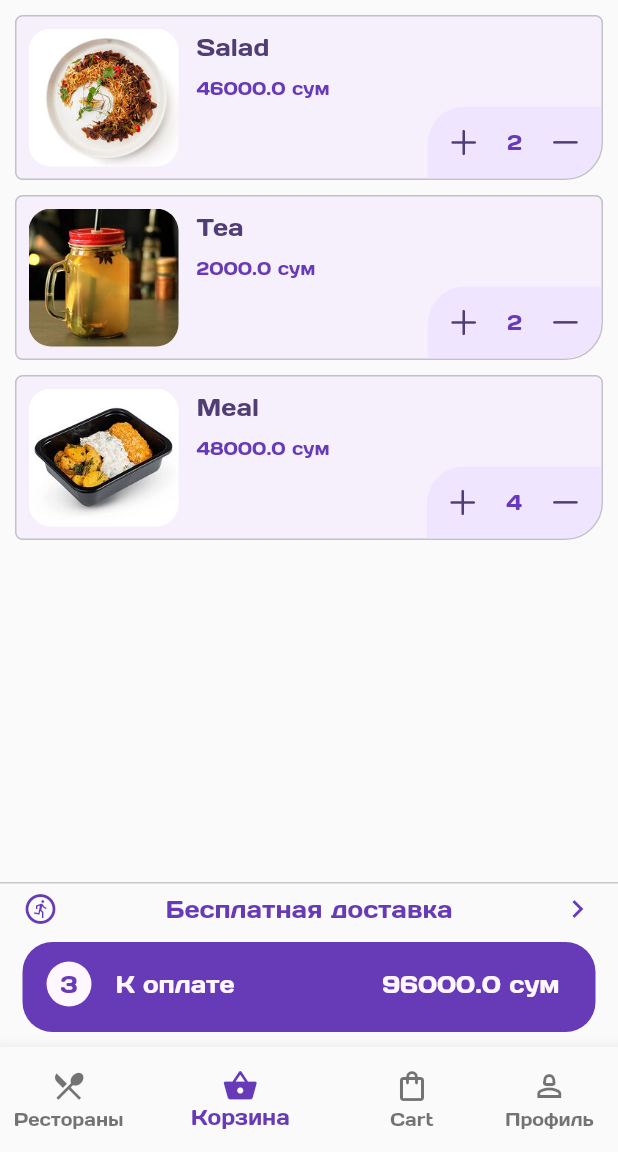
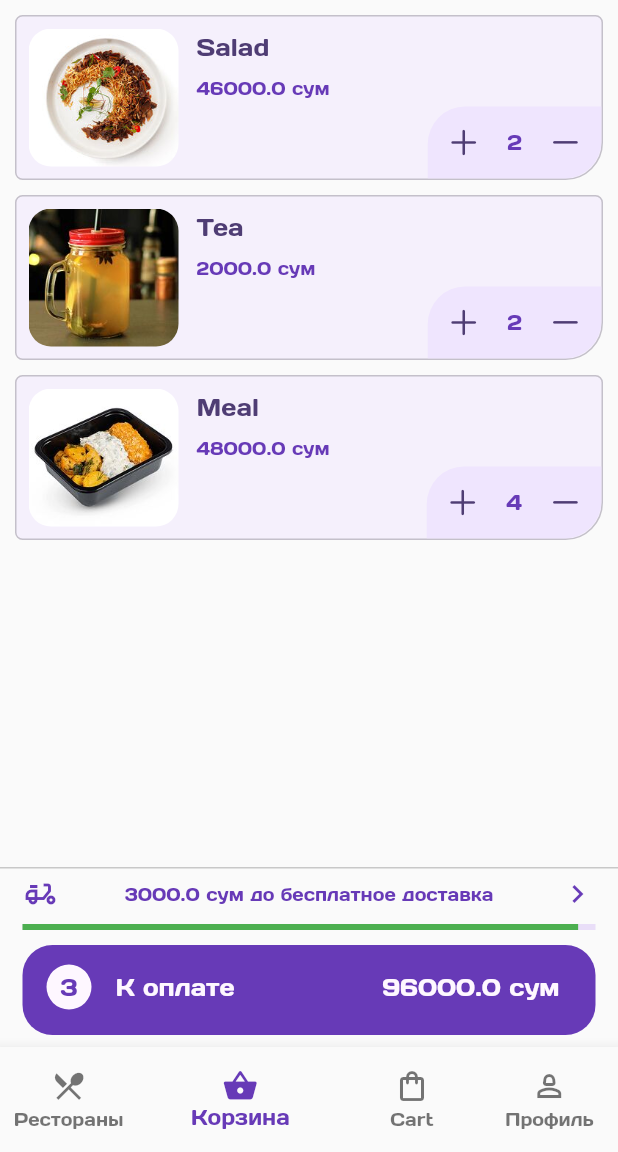
Before and after one commit to SiroProg/UzumTezkor, a Flutter app: the screen it shows after launch, swiped to page 2, on a phone screen of 412 x 824 dp, the part 84-1236 px from its top. Run offline on Flutter 3.47's test engine with Material 2 defaults, Android fonts, the phone set to English and light mode, and no system bars; our stand-ins replace badges, flutter_riverpod, flutter_svg, google_maps_flutter, location, smooth_page_indicator.

```diff
--- a/lib/src/feature/basket_page/widgets/bottom_total.dart
+++ b/lib/src/feature/basket_page/widgets/bottom_total.dart
@@ -2,6 +2,7 @@ import 'package:flutter/material.dart';
 import 'package:flutter_riverpod/flutter_riverpod.dart';
 import 'package:uzum_tezkor/src/common/model/basket_model.dart';
 import 'package:uzum_tezkor/src/common/provider/client_state_notifier.dart';
+import 'package:uzum_tezkor/src/feature/basket_page/widgets/bottom_total_item.dart';
 import 'package:uzum_tezkor/src/feature/basket_page/widgets/delivery_modal.dart';
 import 'package:uzum_tezkor/src/feature/basket_page/widgets/detail_modal.dart';
 
@@ -29,10 +30,8 @@ class BottomTotal extends ConsumerWidget {
       );
     }
 
-
-
     return Container(
-      height: 110,
+      height: 120,
       padding: const EdgeInsets.symmetric(horizontal: 15, vertical: 5),
       decoration: BoxDecoration(
         border: Border(
@@ -45,26 +44,7 @@ class BottomTotal extends ConsumerWidget {
         children: [
           GestureDetector(
             onTap: deliveryModal,
-            child: Row(
-              mainAxisAlignment: MainAxisAlignment.spaceBetween,
-              children: [
-                const Icon(
-                  Icons.run_circle_outlined,
-                  color: Colors.deepPurple,
-                ),
-                Text(
-                  "Бесплатная доставка",
-                  style: Theme.of(context).textTheme.titleMedium!.copyWith(
-                        fontWeight: FontWeight.w400,
-                        color: Colors.deepPurple,
-                      ),
-                ),
-                const Icon(
-                  Icons.chevron_right,
-                  color: Colors.deepPurple,
-                )
-              ],
-            ),
+            child: BottomTotalItem(totalPrice: getTotalPrice()),
           ),
           const SizedBox(height: 10),
           GestureDetector(
--- /dev/null
+++ b/lib/src/feature/basket_page/widgets/bottom_total_item.dart
@@ -0,0 +1,61 @@
+import 'package:flutter/material.dart';
+
+class BottomTotalItem extends StatelessWidget {
+  const BottomTotalItem({
+    required this.totalPrice,
+    super.key,
+  });
+
+  final double totalPrice;
+
+  @override
+  Widget build(BuildContext context) {
+    String text = "Бесплатная доставка";
+    IconData icon = Icons.run_circle_outlined;
+    bool isBottomShown = false;
+    double value = 1;
+    double fontSize = 14;
+    if (totalPrice < 30000) {
+      text = "${30000 - totalPrice} сум до минимальной суммы закаса";
+      icon = Icons.shopping_basket_outlined;
+      value = totalPrice / 30000;
+      fontSize = 12;
+      isBottomShown = true;
+    } else if (totalPrice < 99000) {
+      icon = Icons.delivery_dining_outlined;
+      text = "${99000 - totalPrice} сум до бесплатное доставка";
+      isBottomShown = true;
+      fontSize = 12;
+      value = totalPrice / 99000;
+    }
+    return Column(
+      children: [
+        Row(
+          mainAxisAlignment: MainAxisAlignment.spaceBetween,
+          children: [
+            Icon(
+              icon,
+              color: Colors.deepPurple,
+            ),
+            Text(
+              text,
+              maxLines: 2,
+              softWrap: true,
+              style: Theme.of(context).textTheme.titleMedium!.copyWith(
+                    fontWeight: FontWeight.w400,
+                    color: Colors.deepPurple,
+                fontSize: fontSize,
+                  ),
+            ),
+            const Icon(
+              Icons.chevron_right,
+              color: Colors.deepPurple,
+            )
+          ],
+        ),
+        if (isBottomShown) const SizedBox(height: 8),
+        if (isBottomShown) LinearProgressIndicator(value: value, color: Colors.green,)
+      ],
+    );
+  }
+}
```
